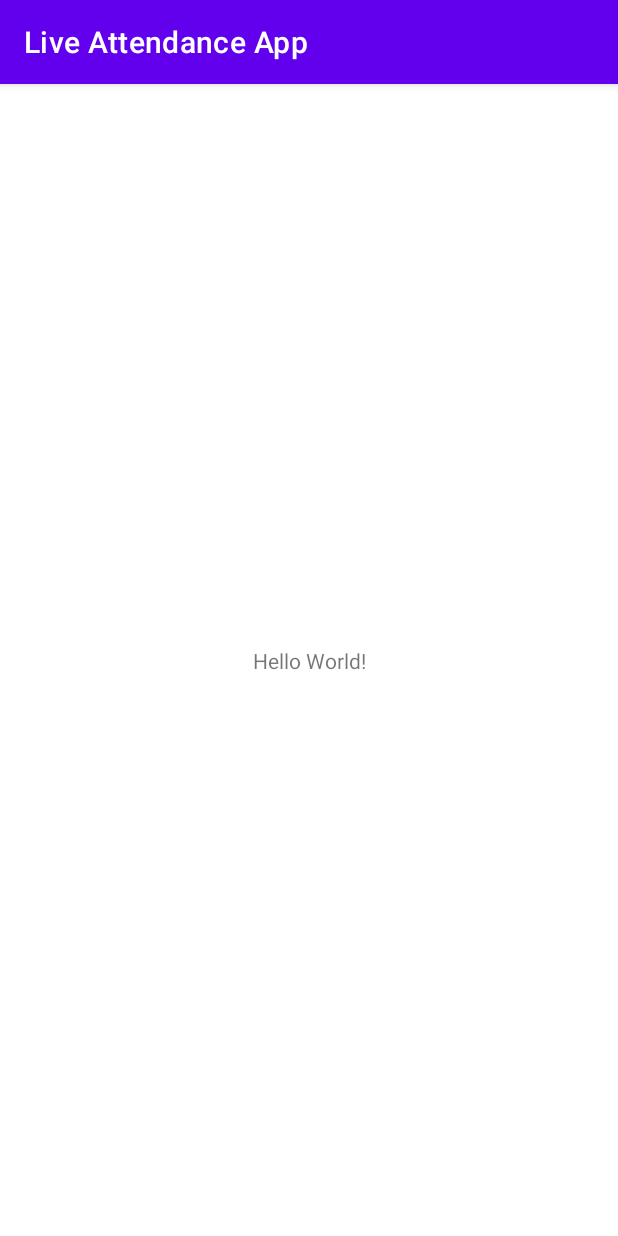
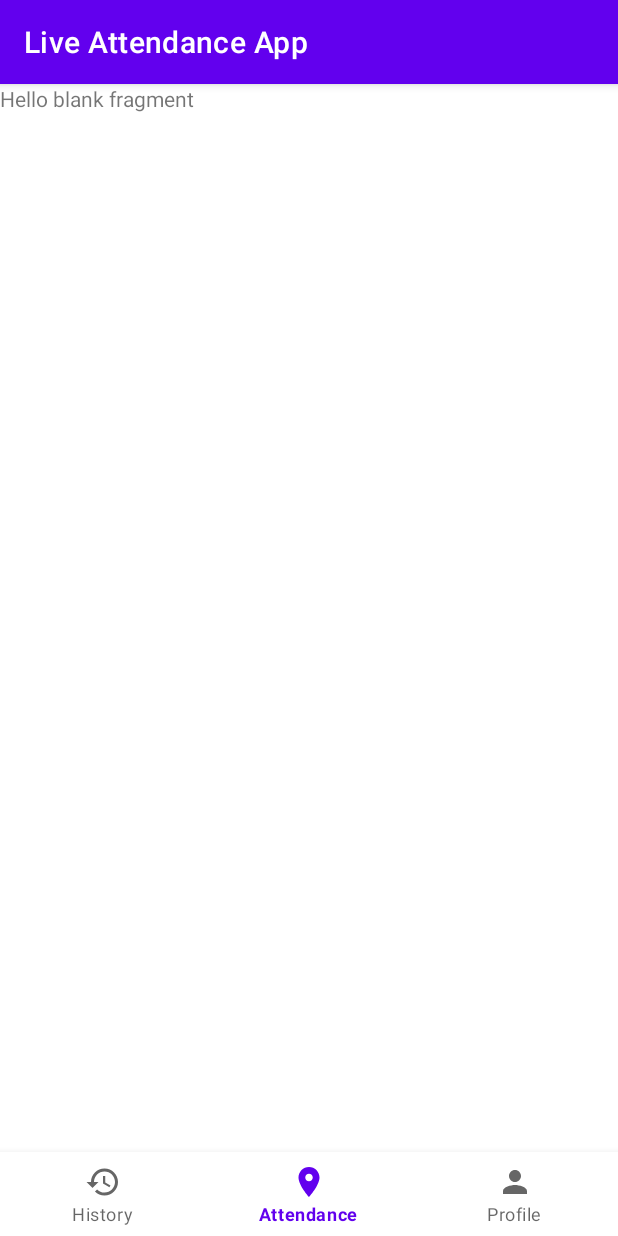
Before and after one commit to anggraanutomo/live-attendance, an Android app: the screen it shows after launch (MainActivity), on a phone screen of 412 x 824 dp. Run offline under Robolectric (Android 15) with nearby library versions, the phone set to English and light mode, and no system bars.

Commit message:
ui: prepare mainactivity for display historyfragment, attendancefragment, profilefragment

```diff
--- a/app/build.gradle
+++ b/app/build.gradle
@@ -41,6 +41,7 @@ dependencies {
     implementation 'androidx.appcompat:appcompat:1.4.1'
     implementation 'com.google.android.material:material:1.5.0'
     implementation 'androidx.constraintlayout:constraintlayout:2.1.3'
+    implementation 'androidx.legacy:legacy-support-v4:1.0.0'
     testImplementation 'junit:junit:4.+'
     androidTestImplementation 'androidx.test.ext:junit:1.1.3'
     androidTestImplementation 'androidx.test.espresso:espresso-core:3.4.0'
--- a/app/src/main/AndroidManifest.xml
+++ b/app/src/main/AndroidManifest.xml
@@ -19,7 +19,7 @@
             android:name=".views.splash.SplashActivity"
             android:exported="true" />
         <activity
-            android:name=".MainActivity"
+            android:name=".views.main.MainActivity"
             android:exported="true">
             <intent-filter>
                 <action android:name="android.intent.action.MAIN" />
--- a/app/src/main/java/id/anggra/liveattendanceapp/MainActivity.kt
+++ /dev/null
@@ -1,11 +0,0 @@
-package id.anggra.liveattendanceapp
-
-import androidx.appcompat.app.AppCompatActivity
-import android.os.Bundle
-
-class MainActivity : AppCompatActivity() {
-    override fun onCreate(savedInstanceState: Bundle?) {
-        super.onCreate(savedInstanceState)
-        setContentView(R.layout.activity_main)
-    }
-}
--- /dev/null
+++ b/app/src/main/java/id/anggra/liveattendanceapp/views/attendance/AttendanceFragment.kt
@@ -0,0 +1,60 @@
+package id.anggra.liveattendanceapp.views.attendance
+
+import android.os.Bundle
+import androidx.fragment.app.Fragment
+import android.view.LayoutInflater
+import android.view.View
+import android.view.ViewGroup
+import id.anggra.liveattendanceapp.R
+
+// TODO: Rename parameter arguments, choose names that match
+// the fragment initialization parameters, e.g. ARG_ITEM_NUMBER
+private const val ARG_PARAM1 = "param1"
+private const val ARG_PARAM2 = "param2"
+
+/**
+ * A simple [Fragment] subclass.
+ * Use the [AttendanceFragment.newInstance] factory method to
+ * create an instance of this fragment.
+ */
+class AttendanceFragment : Fragment() {
+    // TODO: Rename and change types of parameters
+    private var param1: String? = null
+    private var param2: String? = null
+
+    override fun onCreate(savedInstanceState: Bundle?) {
+        super.onCreate(savedInstanceState)
+        arguments?.let {
+            param1 = it.getString(ARG_PARAM1)
+            param2 = it.getString(ARG_PARAM2)
+        }
+    }
+
+    override fun onCreateView(
+        inflater: LayoutInflater, container: ViewGroup?,
+        savedInstanceState: Bundle?
+    ): View? {
+        // Inflate the layout for this fragment
+        return inflater.inflate(R.layout.fragment_attendance, container, false)
+    }
+
+    companion object {
+        /**
+         * Use this factory method to create a new instance of
+         * this fragment using the provided parameters.
+         *
+         * @param param1 Parameter 1.
+         * @param param2 Parameter 2.
+         * @return A new instance of fragment AttendanceFragment.
+         */
+        // TODO: Rename and change types and number of parameters
+        @JvmStatic
+        fun newInstance(param1: String, param2: String) =
+            AttendanceFragment().apply {
+                arguments = Bundle().apply {
+                    putString(ARG_PARAM1, param1)
+                    putString(ARG_PARAM2, param2)
+                }
+            }
+    }
+}
--- /dev/null
+++ b/app/src/main/java/id/anggra/liveattendanceapp/views/main/MainActivity.kt
@@ -0,0 +1,59 @@
+package id.anggra.liveattendanceapp.views.main
+
+import androidx.appcompat.app.AppCompatActivity
+import android.os.Bundle
+import androidx.fragment.app.Fragment
+import id.anggra.liveattendanceapp.R
+import id.anggra.liveattendanceapp.databinding.ActivityMainBinding
+import id.anggra.liveattendanceapp.views.attendance.AttendanceFragment
+import id.anggra.liveattendanceapp.views.history.HistoryFragment
+import id.anggra.liveattendanceapp.views.profile.ProfileFragment
+
+class MainActivity : AppCompatActivity() {
+
+    private lateinit var binding: ActivityMainBinding
+
+    override fun onCreate(savedInstanceState: Bundle?) {
+        super.onCreate(savedInstanceState)
+        binding = ActivityMainBinding.inflate(layoutInflater)
+        setContentView(binding.root)
+
+        init()
+    }
+
+    private fun init() {
+        binding.btmNavigationMain.setOnNavigationItemSelectedListener {
+            when(it.itemId) {
+                R.id.action_history -> {
+                    openFragment(HistoryFragment())
+                    return@setOnNavigationItemSelectedListener true
+                }
+                R.id.action_attendance -> {
+                    openFragment(AttendanceFragment())
+                    return@setOnNavigationItemSelectedListener true
+                }
+                R.id.action_profile -> {
+                    openFragment(ProfileFragment())
+                    return@setOnNavigationItemSelectedListener true
+                }
+            }
+
+            return@setOnNavigationItemSelectedListener false
+        }
+
+        openHomeFragment()
+    }
+
+    private fun openHomeFragment() {
+        binding.btmNavigationMain.selectedItemId = R.id.action_attendance
+    }
+
+    private fun openFragment(fragment: Fragment) {
+        supportFragmentManager
+            .beginTransaction()
+            .replace(R.id.frame_main,fragment)
+            .addToBackStack(null)
+            .commit()
+    }
+
+}
--- /dev/null
+++ b/app/src/main/res/drawable/ic_history.xml
@@ -0,0 +1,10 @@
+<vector xmlns:android="http://schemas.android.com/apk/res/android"
+    android:width="24dp"
+    android:height="24dp"
+    android:viewportWidth="24"
+    android:viewportHeight="24"
+    android:tint="?attr/colorControlNormal">
+  <path
+      android:fillColor="@android:color/white"
+      android:pathData="M13,3c-4.97,0 -9,4.03 -9,9L1,12l3.89,3.89 0.07,0.14L9,12L6,12c0,-3.87 3.13,-7 7,-7s7,3.13 7,7 -3.13,7 -7,7c-1.93,0 -3.68,-0.79 -4.94,-2.06l-1.42,1.42C8.27,19.99 10.51,21 13,21c4.97,0 9,-4.03 9,-9s-4.03,-9 -9,-9zM12,8v5l4.28,2.54 0.72,-1.21 -3.5,-2.08L13.5,8L12,8z"/>
+</vector>
--- /dev/null
+++ b/app/src/main/res/drawable/ic_location.xml
@@ -0,0 +1,10 @@
+<vector xmlns:android="http://schemas.android.com/apk/res/android"
+    android:width="24dp"
+    android:height="24dp"
+    android:viewportWidth="24"
+    android:viewportHeight="24"
+    android:tint="?attr/colorControlNormal">
+  <path
+      android:fillColor="@android:color/white"
+      android:pathData="M12,2C8.13,2 5,5.13 5,9c0,5.25 7,13 7,13s7,-7.75 7,-13c0,-3.87 -3.13,-7 -7,-7zM12,11.5c-1.38,0 -2.5,-1.12 -2.5,-2.5s1.12,-2.5 2.5,-2.5 2.5,1.12 2.5,2.5 -1.12,2.5 -2.5,2.5z"/>
+</vector>
--- /dev/null
+++ b/app/src/main/res/drawable/ic_person.xml
@@ -0,0 +1,10 @@
+<vector xmlns:android="http://schemas.android.com/apk/res/android"
+    android:width="24dp"
+    android:height="24dp"
+    android:viewportWidth="24"
+    android:viewportHeight="24"
+    android:tint="?attr/colorControlNormal">
+  <path
+      android:fillColor="@android:color/white"
+      android:pathData="M12,12c2.21,0 4,-1.79 4,-4s-1.79,-4 -4,-4 -4,1.79 -4,4 1.79,4 4,4zM12,14c-2.67,0 -8,1.34 -8,4v2h16v-2c0,-2.66 -5.33,-4 -8,-4z"/>
+</vector>
--- a/app/src/main/res/layout/activity_main.xml
+++ b/app/src/main/res/layout/activity_main.xml
@@ -4,15 +4,21 @@
     xmlns:tools="http://schemas.android.com/tools"
     android:layout_width="match_parent"
     android:layout_height="match_parent"
-    tools:context=".MainActivity">
+    tools:context=".views.main.MainActivity">
 
-    <TextView
-        android:layout_width="wrap_content"
+    <FrameLayout
+        android:id="@+id/frame_main"
+        android:layout_width="match_parent"
+        android:layout_height="0dp"
+        app:layout_constraintTop_toTopOf="parent"
+        app:layout_constraintBottom_toTopOf="@id/btm_navigation_main" />
+
+    <com.google.android.material.bottomnavigation.BottomNavigationView
+        android:id="@+id/btm_navigation_main"
+        android:layout_width="match_parent"
         android:layout_height="wrap_content"
-        android:text="Hello World!"
-        app:layout_constraintBottom_toBottomOf="parent"
-        app:layout_constraintLeft_toLeftOf="parent"
-        app:layout_constraintRight_toRightOf="parent"
-        app:layout_constraintTop_toTopOf="parent" />
+        app:menu="@menu/main_menu"
+        android:background="@color/white"
+        app:layout_constraintBottom_toBottomOf="parent" />
 
 </androidx.constraintlayout.widget.ConstraintLayout>
--- /dev/null
+++ b/app/src/main/res/layout/fragment_attendance.xml
@@ -0,0 +1,14 @@
+<?xml version="1.0" encoding="utf-8"?>
+<FrameLayout xmlns:android="http://schemas.android.com/apk/res/android"
+    xmlns:tools="http://schemas.android.com/tools"
+    android:layout_width="match_parent"
+    android:layout_height="match_parent"
+    tools:context=".views.attendance.AttendanceFragment">
+
+    <!-- TODO: Update blank fragment layout -->
+    <TextView
+        android:layout_width="match_parent"
+        android:layout_height="match_parent"
+        android:text="@string/hello_blank_fragment" />
+
+</FrameLayout>
--- /dev/null
+++ b/app/src/main/res/menu/main_menu.xml
@@ -0,0 +1,22 @@
+<?xml version="1.0" encoding="utf-8"?>
+<menu xmlns:android="http://schemas.android.com/apk/res/android"
+    xmlns:app="http://schemas.android.com/apk/res-auto">
+    <item
+        android:id="@+id/action_history"
+        android:title="@string/history"
+        android:icon="@drawable/ic_history"
+        app:showAsAction="always"/>
+
+    <item
+        android:id="@+id/action_attendance"
+        android:title="@string/attendance"
+        android:icon="@drawable/ic_location"
+        app:showAsAction="ifRoom"/>
+
+    <item
+        android:id="@+id/action_profile"
+        android:title="@string/profile"
+        android:icon="@drawable/ic_person"
+        app:showAsAction="always"/>
+
+</menu>
--- a/app/src/main/res/values/strings.xml
+++ b/app/src/main/res/values/strings.xml
@@ -5,4 +5,9 @@
     <string name="password">Password</string>
     <string name="login">Login</string>
     <string name="forgot_password">Forgot Password</string>
+    <string name="history">History</string>
+    <string name="attendance">Attendance</string>
+    <string name="profile">Profile</string>
+    <!-- TODO: Remove or change this placeholder text -->
+    <string name="hello_blank_fragment">Hello blank fragment</string>
 </resources>
```
Also changed, not shown: app/src/main/java/id/anggra/liveattendanceapp/views/history/HistoryFragment.kt (added, +60 -0 lines), app/src/main/java/id/anggra/liveattendanceapp/views/profile/ProfileFragment.kt (added, +60 -0 lines), app/src/main/res/layout/fragment_history.xml (added, +14 -0 lines), app/src/main/res/layout/fragment_profile.xml (added, +14 -0 lines).
